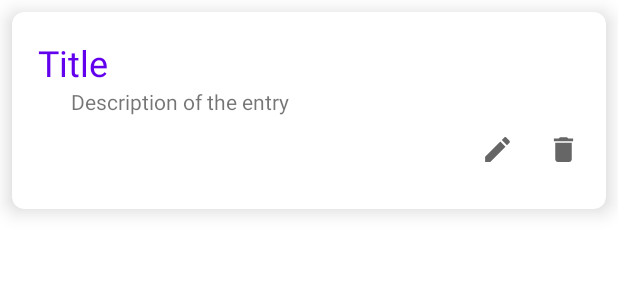
After one commit to seanknox0/FYP_updated, an Android app: the layout diary_item_list.xml on its own in the app's theme, with its tools: preview values and no code run, on a phone screen of 412 x 824 dp. The commit adds this screen. Shown: the top 300 px of the screen. Run offline under Robolectric (Android 15) with nearby library versions, the phone set to English and light mode, and no system bars.

Commit message:
Get data from database and list in diary entries list view. Next is implementing delete and update.

```diff
--- /dev/null
+++ b/app/src/main/res/layout/diary_item_list.xml
@@ -0,0 +1,89 @@
+<?xml version="1.0" encoding="utf-8"?>
+<androidx.cardview.widget.CardView xmlns:android="http://schemas.android.com/apk/res/android"
+    android:layout_width="match_parent"
+    android:layout_height="wrap_content"
+    xmlns:app="http://schemas.android.com/apk/res-auto"
+    app:cardElevation="8dp"
+    app:cardCornerRadius="8dp"
+    android:layout_margin="8dp">
+
+    <LinearLayout
+        android:layout_width="match_parent"
+        android:layout_height="wrap_content"
+        android:layout_margin="3pt"
+        android:background="@drawable/background_layout"
+        android:orientation="vertical">
+
+        <TextView
+            android:id="@+id/tvEntryTitle"
+            android:layout_width="match_parent"
+            android:layout_height="wrap_content"
+            android:text="Title"
+            android:textColor="@color/design_default_color_primary"
+            android:textSize="24sp" />
+
+        <TextView
+            android:id="@+id/tvEntryDesc"
+            android:paddingLeft="10pt"
+            android:layout_width="match_parent"
+            android:layout_height="wrap_content"
+            android:text="Description of the entry" />
+
+        <LinearLayout
+            android:layout_width="match_parent"
+            android:layout_height="wrap_content"
+            android:orientation="horizontal">
+
+            <View
+                android:layout_width="match_parent"
+                android:layout_height="match_parent"
+                android:layout_weight="1" />
+
+            <ImageView
+                android:id="@+id/ivEdit"
+                android:layout_marginRight="10pt"
+                android:layout_width="40pt"
+                android:layout_height="20pt"
+                android:layout_weight="1"
+                app:srcCompat="@drawable/ic_baseline_edit_24" />
+
+            <ImageView
+                android:id="@+id/ivDel"
+                android:layout_width="40pt"
+                android:layout_height="20pt"
+                android:layout_weight="1"
+                app:srcCompat="@drawable/ic_baseline_delete_24" />
+        </LinearLayout>
+
+    </LinearLayout>
+
+    <!--<LinearLayout
+        android:layout_width="wrap_content"
+        android:layout_height="wrap_content"
+        android:gravity="center"
+        android:padding="16dp"
+        android:layout_gravity="center"
+        android:orientation="vertical">
+
+        <LinearLayout
+            android:layout_width="wrap_content"
+            android:layout_height="wrap_content"
+            android:layout_gravity="center_vertical"
+            android:orientation="horizontal">
+
+            <TextView
+                android:id="@+id/tvEntryTitle"
+                android:layout_width="wrap_content"
+                android:layout_height="wrap_content"
+                android:text="Entry Title"
+                android:layout_gravity="center"
+                android:gravity="center"
+                android:textColor="@color/black"
+                android:textSize="30sp"
+                android:textStyle="bold"/>
+
+        </LinearLayout>
+
+    </LinearLayout>-->
+
+</androidx.cardview.widget.CardView>
```
Also changed, not shown: app/src/main/java/ie/wit/fyp_updated/ui/database/DatabaseManager.kt (deleted, +0 -10 lines), app/src/main/java/ie/wit/fyp_updated/ui/personal/DiaryActivity.kt (+47 -23 lines), app/src/main/java/ie/wit/fyp_updated/ui/personal/EntryAdapter.kt (added, +34 -0 lines), app/src/main/res/layout/activity_diary.xml (+20 -4 lines).
